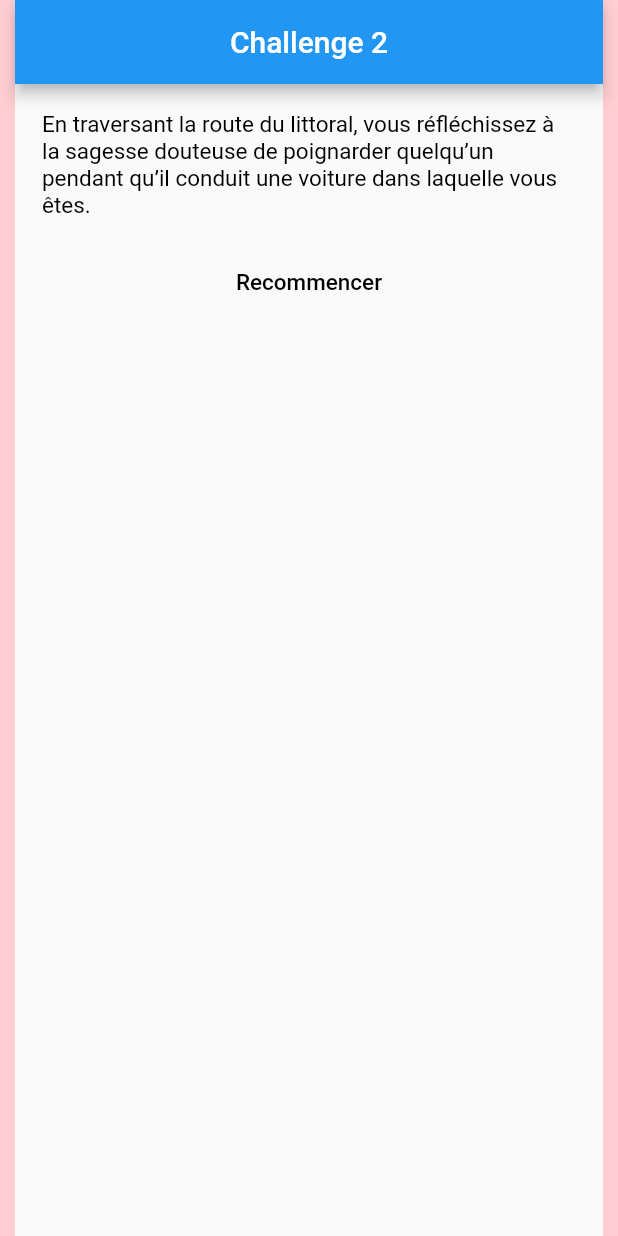
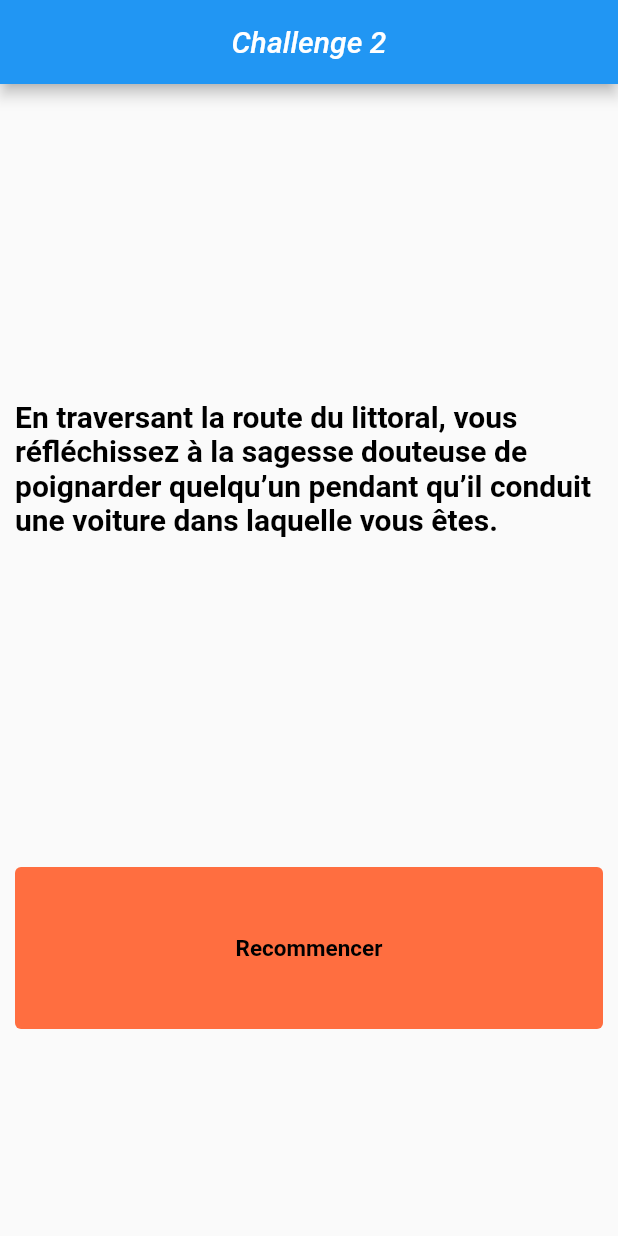
Before and after one commit to raytoban/challenge2, a Flutter app: the screen it shows after launch, after a tap on "Vous lui remerciez et vous montez dans l", after a tap on "C'est lui ou moi, je prends le couteau e", on a phone screen of 412 x 824 dp. Run offline on Flutter 3.47's test engine with Material 2 defaults, Android fonts, the phone set to English and light mode, and no system bars.

```diff
--- a/lib/Chooser.dart
+++ b/lib/Chooser.dart
@@ -42,7 +42,7 @@ class Chooser {
     return _storys[_storyNumber].choice2;
   }
 
-  void nextStory(int choix) {
+  void nextStory() {
     if (_storyNumber == 0) {
       _storyNumber = 2;
     } else if (_storyNumber == 1) {
@@ -54,7 +54,7 @@ class Chooser {
     }
   }
 
-  void newStory(int choix) {
+  void newStory() {
     if (_storyNumber == 0) {
       _storyNumber++;
     } else if (_storyNumber == 1) {
@@ -66,6 +66,14 @@ class Chooser {
     }
   }
 
+  bool hideBtn() {
+    if (_storyNumber > 2) {
+      return false;
+    } else {
+      return true;
+    }
+  }
+
   void restart() {
     _storyNumber = 0;
   }
--- a/lib/main.dart
+++ b/lib/main.dart
@@ -1,3 +1,4 @@
+import 'package:flutter/cupertino.dart';
 import 'package:flutter/material.dart';
 import 'Chooser.dart';
 
@@ -5,27 +6,18 @@ void main() => runApp(MyApp());
 Chooser choice = Chooser();
 
 class MyApp extends StatelessWidget {
-  // const MyApp({Key? key}) : super(key: key);
-
-  // This widget is the root of your application.
   @override
   Widget build(BuildContext context) {
     return MaterialApp(
+      debugShowCheckedModeBanner: false,
       home: Scaffold(
-        backgroundColor: Colors.red.shade100,
-        body: SafeArea(
-          child: Padding(
-              padding: EdgeInsets.symmetric(horizontal: 10.0),
-              child: StoryPage()),
-        ),
+        body: SafeArea(child: StoryPage()),
       ),
     );
   }
 }
 
 class StoryPage extends StatefulWidget {
-  // const MyHomePage({Key? key, required this.title}) : super(key: key);
-
   @override
   State<StoryPage> createState() => _StoryPageState();
 }
@@ -34,44 +26,80 @@ class _StoryPageState extends State<StoryPage> {
   @override
   Widget build(BuildContext context) {
     return MaterialApp(
+      debugShowCheckedModeBanner: false,
       home: Scaffold(
         appBar: AppBar(
           title: Center(
             child: Text(
               "Challenge 2",
+              style: TextStyle(fontStyle: FontStyle.italic),
             ),
           ),
         ),
         body: SafeArea(
           child: Column(
+            crossAxisAlignment: CrossAxisAlignment.stretch,
             children: [
-              Padding(
-                padding: const EdgeInsets.all(18.0),
+              Expanded(
+                flex: 4,
+                child: Center(
+                  child: Padding(
+                    padding: const EdgeInsets.all(10.0),
                     child: Text(
                       choice.getStoryText(),
-                  style: const TextStyle(color: Colors.black, fontSize: 15.0),
+                      style: const TextStyle(
+                          color: Colors.black,
+                          fontSize: 20.0,
+                          fontWeight: FontWeight.bold),
                     ),
                   ),
-              TextButton(
+                ),
+              ),
+              Expanded(
+                child: Padding(
+                  padding: const EdgeInsets.all(10.0),
+                  child: TextButton(
+                    style: ButtonStyle(
+                        backgroundColor: MaterialStateProperty.all<Color>(
+                            Colors.deepOrangeAccent)),
                     onPressed: () {
                       setState(() {
-                    choice.nextStory(1);
+                        choice.nextStory();
                       });
                     },
                     child: Text(
                       choice.getStoryChoice1(),
-                  style: const TextStyle(color: Colors.black, fontSize: 15.0),
+                      style: const TextStyle(
+                          color: Colors.black,
+                          fontSize: 15.0,
+                          fontWeight: FontWeight.bold),
                     ),
                   ),
-              TextButton(
+                ),
+              ),
+              Expanded(
+                child: Visibility(
+                  visible: choice.hideBtn(),
+                  child: Padding(
+                    padding: const EdgeInsets.all(15.0),
+                    child: TextButton(
+                      style: ButtonStyle(
+                          backgroundColor:
+                              MaterialStateProperty.all<Color>(Colors.green)),
                       onPressed: () {
                         setState(() {
-                    choice.newStory(2);
+                          choice.newStory();
                         });
                       },
                       child: Text(
                         choice.getStoryChoice2(),
-                  style: const TextStyle(color: Colors.black, fontSize: 15.0),
+                        style: const TextStyle(
+                            color: Colors.black,
+                            fontSize: 15.0,
+                            fontWeight: FontWeight.bold),
+                      ),
+                    ),
+                  ),
                 ),
               ),
             ],
```
Lines whose indentation alone changed are shown as unchanged.
